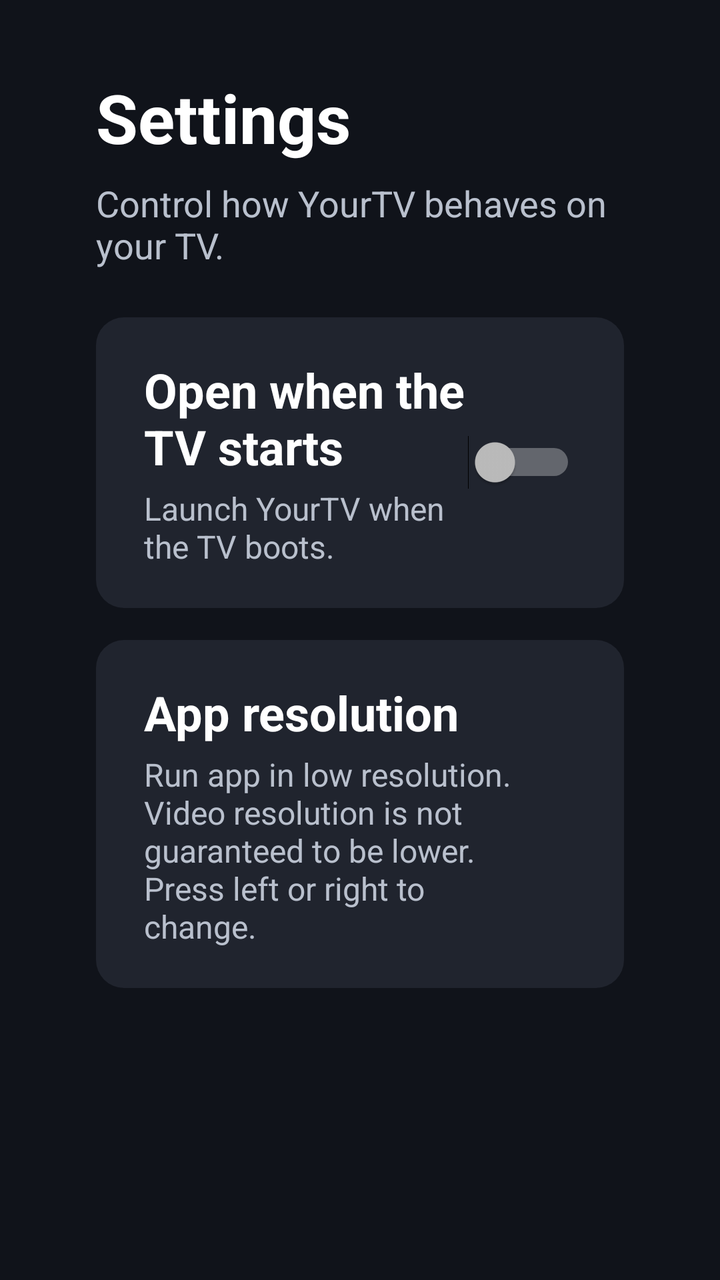
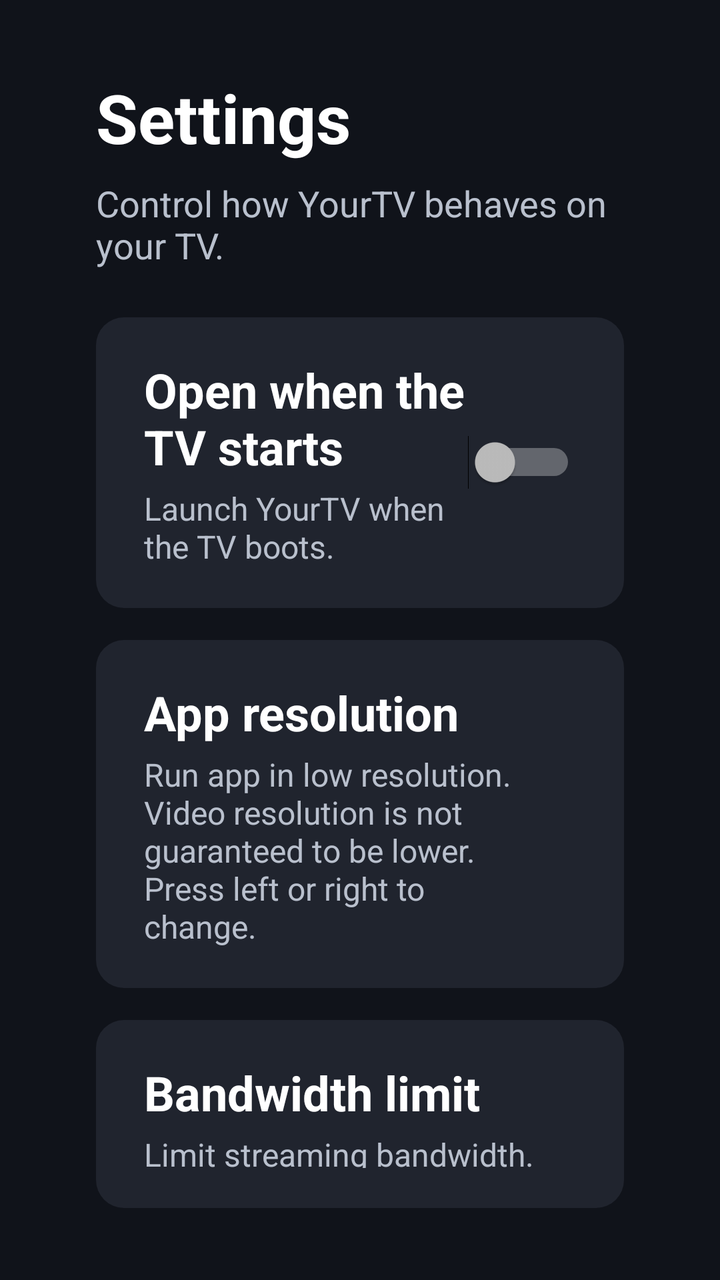

Two renders of the same Android screen: before a commit and after it. Below are the layout's source before the change and the commit's diff.
<!-- AndroidManifest.xml: application theme Theme.YourTV -->
<!-- res/layout/activity_settings.xml -->
<?xml version="1.0" encoding="utf-8"?>
<LinearLayout xmlns:android="http://schemas.android.com/apk/res/android"
    android:layout_width="match_parent"
    android:layout_height="match_parent"
    android:orientation="vertical"
    android:paddingHorizontal="48dp"
    android:paddingVertical="36dp">

    <TextView
        android:layout_width="wrap_content"
        android:layout_height="wrap_content"
        android:text="@string/settings"
        android:textColor="@color/text_primary"
        android:textSize="34sp"
        android:textStyle="bold" />

    <TextView
        android:layout_width="wrap_content"
        android:layout_height="wrap_content"
        android:layout_marginTop="8dp"
        android:text="@string/settings_subtitle"
        android:textColor="@color/text_secondary"
        android:textSize="18sp" />

    <LinearLayout
        android:id="@+id/autoStartRow"
        android:layout_width="match_parent"
        android:layout_height="wrap_content"
        android:layout_marginTop="24dp"
        android:background="@drawable/settings_row_background"
        android:clickable="true"
        android:focusable="true"
        android:gravity="center_vertical"
        android:orientation="horizontal"
        android:paddingHorizontal="24dp"
        android:paddingVertical="20dp">

        <LinearLayout
            android:layout_width="0dp"
            android:layout_height="wrap_content"
            android:layout_weight="1"
            android:orientation="vertical">

            <TextView
                android:layout_width="wrap_content"
                android:layout_height="wrap_content"
                android:text="@string/auto_start_title"
                android:textColor="@color/text_primary"
                android:textSize="24sp"
                android:textStyle="bold" />

            <TextView
                android:layout_width="wrap_content"
                android:layout_height="wrap_content"
                android:layout_marginTop="4dp"
                android:text="@string/auto_start_description"
                android:textColor="@color/text_secondary"
                android:textSize="16sp" />
        </LinearLayout>

        <Switch
            android:id="@+id/autoStartSwitch"
            android:layout_width="wrap_content"
            android:layout_height="wrap_content"
            android:clickable="false"
            android:focusable="false" />
    </LinearLayout>

    <LinearLayout
        android:id="@+id/maxResolutionRow"
        android:layout_width="match_parent"
        android:layout_height="wrap_content"
        android:layout_marginTop="16dp"
        android:background="@drawable/settings_row_background"
        android:clickable="true"
        android:focusable="true"
        android:gravity="center_vertical"
        android:orientation="horizontal"
        android:paddingHorizontal="24dp"
        android:paddingVertical="20dp">

        <LinearLayout
            android:layout_width="0dp"
            android:layout_height="wrap_content"
            android:layout_weight="1"
            android:orientation="vertical">

            <TextView
                android:layout_width="wrap_content"
                android:layout_height="wrap_content"
                android:text="@string/max_resolution_title"
                android:textColor="@color/text_primary"
                android:textSize="24sp"
                android:textStyle="bold" />

            <TextView
                android:layout_width="wrap_content"
                android:layout_height="wrap_content"
                android:layout_marginTop="4dp"
                android:text="@string/max_resolution_description"
                android:textColor="@color/text_secondary"
                android:textSize="16sp" />
        </LinearLayout>

        <TextView
            android:id="@+id/maxResolutionValue"
            android:layout_width="wrap_content"
            android:layout_height="wrap_content"
            android:layout_marginStart="16dp"
            android:textColor="@color/text_primary"
            android:textSize="22sp"
            android:textStyle="bold" />
    </LinearLayout>

    <LinearLayout
        android:id="@+id/permissionRow"
        android:layout_width="match_parent"
        android:layout_height="wrap_content"
        android:layout_marginTop="16dp"
        android:background="@drawable/settings_row_background"
        android:gravity="center_vertical"
        android:orientation="horizontal"
        android:paddingHorizontal="24dp"
        android:paddingVertical="20dp"
        android:visibility="gone">

        <LinearLayout
            android:layout_width="0dp"
            android:layout_height="wrap_content"
            android:layout_weight="1"
            android:orientation="vertical">

            <TextView
                android:layout_width="wrap_content"
                android:layout_height="wrap_content"
                android:text="@string/auto_start_permission_title"
                android:textColor="@color/text_primary"
                android:textSize="22sp"
                android:textStyle="bold" />

            <TextView
                android:layout_width="wrap_content"
                android:layout_height="wrap_content"
                android:layout_marginTop="4dp"
                android:text="@string/auto_start_permission_description"
                android:textColor="@color/text_secondary"
                android:textSize="15sp" />
        </LinearLayout>

        <TextView
            android:id="@+id/permissionStatus"
            android:layout_width="wrap_content"
            android:layout_height="wrap_content"
            android:layout_marginStart="16dp"
            android:textColor="@color/text_secondary"
            android:textSize="18sp"
            android:textStyle="bold" />

        <Button
            android:id="@+id/permissionButton"
            android:layout_width="wrap_content"
            android:layout_height="wrap_content"
            android:layout_marginStart="16dp"
            android:background="@drawable/settings_row_background"
            android:focusable="true"
            android:paddingHorizontal="24dp"
            android:paddingVertical="10dp"
            android:text="@string/allow"
            android:textColor="@color/text_primary" />
    </LinearLayout>
</LinearLayout>
<!-- resources referenced by this layout -->
<resources>
  <color name="text_primary">#FFFFFF</color>
  <color name="text_secondary">#B9C0CD</color>
  <!-- drawable settings_row_background (drawable) -->
  <?xml version="1.0" encoding="utf-8"?>
  <selector xmlns:android="http://schemas.android.com/apk/res/android">
      <item android:state_focused="true">
          <shape android:shape="rectangle">
              <solid android:color="#1FE53935" />
              <stroke
                  android:width="2dp"
                  android:color="@color/accent" />
              <corners android:radius="14dp" />
          </shape>
      </item>
      <item>
          <shape android:shape="rectangle">
              <solid android:color="@color/surface" />
              <corners android:radius="14dp" />
          </shape>
      </item>
  </selector>
  <string name="allow">Allow</string>
  <string name="auto_start_description">Launch YourTV when the TV boots.</string>
  <string name="auto_start_permission_description">Android may block apps from opening on their own. Allow “Display over other apps” so YourTV can start automatically.</string>
  <string name="auto_start_permission_title">Auto-start permission</string>
  <string name="auto_start_title">Open when the TV starts</string>
  <string name="max_resolution_description">Run app in low resolution. Video resolution is not guaranteed to be lower. Press left or right to change.</string>
  <string name="max_resolution_title">App resolution</string>
  <string name="settings">Settings</string>
  <string name="settings_subtitle">Control how YourTV behaves on your TV.</string>
  <style name="Theme.YourTV" parent="Theme.AppCompat.NoActionBar">
          <item name="android:windowBackground">@color/background</item>
          <item name="android:windowDisablePreview">true</item>
          <item name="android:colorAccent">@color/accent</item>
          <item name="android:windowFullscreen">true</item>
          <item name="android:windowNoTitle">true</item>
          <item name="android:windowActionModeOverlay">true</item>
      </style>
  <color name="accent">#E53935</color>
  <color name="surface">#20242E</color>
  <color name="background">#10131A</color>
</resources>

<!-- the commit's change to res/layout/activity_settings.xml (unified diff, before → after) -->
@@ -113,6 +113,52 @@
     </LinearLayout>
 
     <LinearLayout
+        android:id="@+id/bandwidthLimitRow"
+        android:layout_width="match_parent"
+        android:layout_height="wrap_content"
+        android:layout_marginTop="16dp"
+        android:background="@drawable/settings_row_background"
+        android:clickable="true"
+        android:focusable="true"
+        android:gravity="center_vertical"
+        android:orientation="horizontal"
+        android:paddingHorizontal="24dp"
+        android:paddingVertical="20dp">
+
+        <LinearLayout
+            android:layout_width="0dp"
+            android:layout_height="wrap_content"
+            android:layout_weight="1"
+            android:orientation="vertical">
+
+            <TextView
+                android:layout_width="wrap_content"
+                android:layout_height="wrap_content"
+                android:text="@string/bandwidth_limit_title"
+                android:textColor="@color/text_primary"
+                android:textSize="24sp"
+                android:textStyle="bold" />
+
+            <TextView
+                android:layout_width="wrap_content"
+                android:layout_height="wrap_content"
+                android:layout_marginTop="4dp"
+                android:text="@string/bandwidth_limit_description"
+                android:textColor="@color/text_secondary"
+                android:textSize="16sp" />
+        </LinearLayout>
+
+        <TextView
+            android:id="@+id/bandwidthLimitValue"
+            android:layout_width="wrap_content"
+            android:layout_height="wrap_content"
+            android:layout_marginStart="16dp"
+            android:textColor="@color/text_primary"
+            android:textSize="22sp"
+            android:textStyle="bold" />
+    </LinearLayout>
+
+    <LinearLayout
         android:id="@+id/permissionRow"
         android:layout_width="match_parent"
         android:layout_height="wrap_content"
<!-- resource entries referenced after the edit -->
@@ -26,6 +26,8 @@
   <string name="auto_start_permission_description">Android may block apps from opening on their own. Allow “Display over other apps” so YourTV can start automatically.</string>
   <string name="auto_start_permission_title">Auto-start permission</string>
   <string name="auto_start_title">Open when the TV starts</string>
+  <string name="bandwidth_limit_description">Limit streaming bandwidth. Press left or right to change.</string>
+  <string name="bandwidth_limit_title">Bandwidth limit</string>
   <string name="max_resolution_description">Run app in low resolution. Video resolution is not guaranteed to be lower. Press left or right to change.</string>
   <string name="max_resolution_title">App resolution</string>
   <string name="settings">Settings</string>
